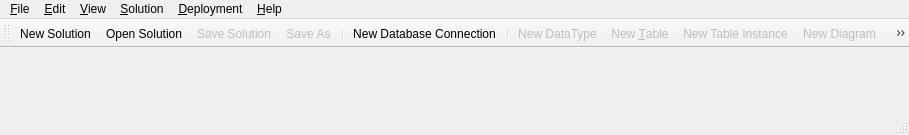
This is src/gui/MainWindow.ui in fritzone/ddm as Qt 5 draws it before an edit. The edited form follows.
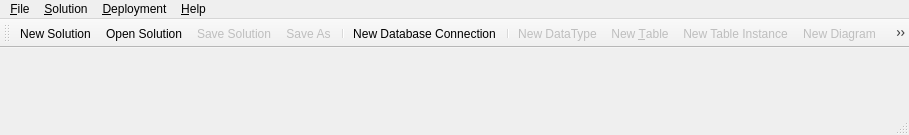
This is the edited form. Icons and pictures are not drawn.

The edit to the form file:
```diff
--- a/src/gui/MainWindow.ui
+++ b/src/gui/MainWindow.ui
@@ -74,12 +74,6 @@
     <addaction name="separator"/>
     <addaction name="action_SolutionProperties"/>
    </widget>
-   <widget class="QMenu" name="menu_Edit">
-    <property name="title">
-     <string>&amp;Edit</string>
-    </property>
-    <addaction name="action_Preferences"/>
-   </widget>
    <widget class="QMenu" name="menu_Help">
     <property name="title">
      <string>&amp;Help</string>
@@ -87,15 +81,6 @@
     <addaction name="action_Contents"/>
     <addaction name="action_About"/>
    </widget>
-   <widget class="QMenu" name="menu_View">
-    <property name="title">
-     <string>&amp;View</string>
-    </property>
-    <addaction name="action_ProjectTree"/>
-    <addaction name="action_Datatypes_Tree"/>
-    <addaction name="action_ConnectionsTree"/>
-    <addaction name="action_Repository"/>
-   </widget>
    <widget class="QMenu" name="menuDeployment">
     <property name="title">
      <string>&amp;Deployment</string>
@@ -105,8 +90,6 @@
     <addaction name="action_UpdateDatabase"/>
    </widget>
    <addaction name="menu_File"/>
-   <addaction name="menu_Edit"/>
-   <addaction name="menu_View"/>
    <addaction name="menu_Solution"/>
    <addaction name="menuDeployment"/>
    <addaction name="menu_Help"/>
```
